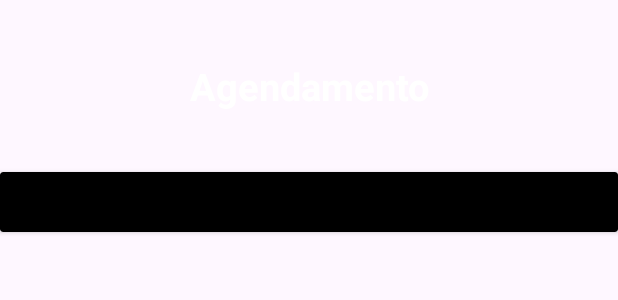
After one commit to wrksystem/My_Barber_Shop_App, an Android app: the layout activity_schedule.xml on its own in the app's theme, with its tools: preview values and no code run, on a phone screen of 412 x 824 dp. The commit adds this screen. Shown: the top 300 px of the screen. Run offline under Robolectric (Android 15) with nearby library versions, the phone set to English and light mode, and no system bars.

Commit message:
Increased View and functions

```diff
--- a/app/src/main/AndroidManifest.xml
+++ b/app/src/main/AndroidManifest.xml
@@ -13,6 +13,9 @@
         android:theme="@style/Theme.BarberShopApp"
         tools:targetApi="31">
         <activity
+            android:name=".view.Schedule"
+            android:exported="false" />
+        <activity
             android:name=".view.Home"
             android:exported="false" />
         <activity
--- /dev/null
+++ b/app/src/main/java/com/example/barbershopapp/model/Services.kt
@@ -0,0 +1,6 @@
+package com.example.barbershopapp.model
+
+class Services(
+    val img: Int? = null,
+    val name: String? = null
+)
--- /dev/null
+++ b/app/src/main/res/drawable/baseline_arrow_right_alt_24.xml
@@ -0,0 +1,5 @@
+<vector android:autoMirrored="true" android:height="24dp"
+    android:tint="#FFFFFF" android:viewportHeight="24"
+    android:viewportWidth="24" android:width="24dp" xmlns:android="http://schemas.android.com/apk/res/android">
+    <path android:fillColor="@android:color/white" android:pathData="M16.01,11H4v2h12.01v3L20,12l-3.99,-4z"/>
+</vector>
--- /dev/null
+++ b/app/src/main/res/layout/activity_schedule.xml
@@ -0,0 +1,30 @@
+<?xml version="1.0" encoding="utf-8"?>
+<LinearLayout xmlns:android="http://schemas.android.com/apk/res/android"
+    xmlns:app="http://schemas.android.com/apk/res-auto"
+    xmlns:tools="http://schemas.android.com/tools"
+    android:layout_width="match_parent"
+    android:layout_height="match_parent"
+    android:orientation="vertical"
+    android:backgroundTint="@color/midnightblue"
+    tools:context=".view.Schedule">
+
+    <TextView
+        android:layout_width="match_parent"
+        android:layout_height="wrap_content"
+        android:text="@string/schedule_one"
+        android:textSize="25sp"
+        android:textColor="@color/white"
+        android:textStyle="bold"
+        android:gravity="center"
+        android:layout_margin="40dp"/>
+
+    <androidx.cardview.widget.CardView
+        android:layout_width="match_parent"
+        android:layout_height="40dp"
+        app:cardBackgroundColor="@color/black">
+
+
+
+    </androidx.cardview.widget.CardView>
+
+</LinearLayout>
--- a/app/src/main/res/values/strings.xml
+++ b/app/src/main/res/values/strings.xml
@@ -1,3 +1,9 @@
 <resources>
     <string name="app_name">Barber Shop App</string>
+    <string name="welcome">Bem Vindo(a),Werik</string>
+    <string name="all_services">Todos os Serviços</string>
+    <string name="search_info">pesquisar...</string>
+    <string name="schedule">AGENDAR</string>
+    <string name="haircut">Corte de Cabelo</string>
+    <string name="schedule_one">Agendamento</string>
 </resources>
--- a/app/src/main/res/values/themes.xml
+++ b/app/src/main/res/values/themes.xml
@@ -3,6 +3,9 @@
     <style name="Base.Theme.BarberShopApp" parent="Theme.Material3.DayNight.NoActionBar">
         <!-- Customize your light theme here. -->
         <!-- <item name="colorPrimary">@color/my_light_primary</item> -->
+        <item name="colorPrimary">@color/midnightblue</item>
+        <item name="colorPrimaryVariant">@color/midnightblue</item>
+
     </style>
 
     <style name="Theme.BarberShopApp" parent="Base.Theme.BarberShopApp" />
```
Also changed, not shown: app/src/main/java/com/example/barbershopapp/MainActivity.kt (+14 -1 lines), app/src/main/java/com/example/barbershopapp/adapter/ServicesAdapter.kt (added, +29 -0 lines), app/src/main/java/com/example/barbershopapp/view/Home.kt (+48 -2 lines), app/src/main/java/com/example/barbershopapp/view/Schedule.kt (added, +12 -0 lines), app/src/main/res/layout/activity_home.xml (+69 -0 lines), app/src/main/res/layout/services_item.xml (added, +43 -0 lines).
